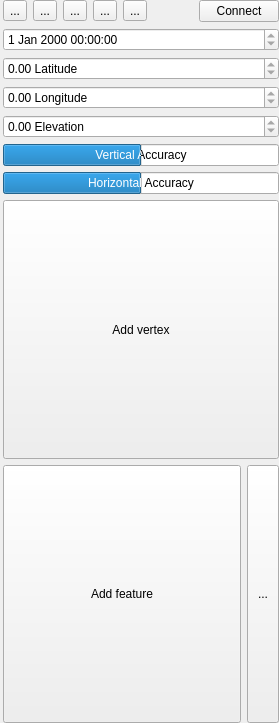
Qt form src/ui/qgsgpsinformationwidgetbase.ui (qgis/QGIS) before a commit.
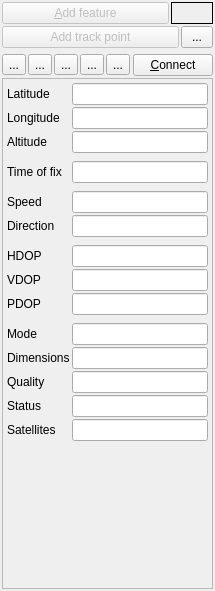
The same form after that commit. The open tabs and pages were chosen to show the change. Icons and pictures are not drawn.

```diff
--- a/src/ui/qgsgpsinformationwidgetbase.ui
+++ b/src/ui/qgsgpsinformationwidgetbase.ui
@@ -6,28 +6,143 @@
    <rect>
     <x>0</x>
     <y>0</y>
-    <width>279</width>
-    <height>723</height>
+    <width>215</width>
+    <height>591</height>
    </rect>
   </property>
   <property name="windowTitle">
    <string>Form</string>
   </property>
   <layout class="QGridLayout" name="gridLayout_4">
-   <property name="leftMargin">
-    <number>3</number>
+   <property name="verticalSpacing">
+    <number>2</number>
    </property>
-   <property name="topMargin">
-    <number>0</number>
+   <property name="margin">
+    <number>2</number>
    </property>
-   <property name="rightMargin">
-    <number>0</number>
-   </property>
-   <property name="bottomMargin">
-    <number>0</number>
-   </property>
-   <item row="0" column="0">
+   <item row="1" column="0">
+    <layout class="QHBoxLayout" name="horizontalLayout_4" stretch="50,0">
+     <property name="spacing">
+      <number>2</number>
+     </property>
+     <property name="sizeConstraint">
+      <enum>QLayout::SetDefaultConstraint</enum>
+     </property>
+     <item>
+      <widget class="QPushButton" name="mBtnCloseFeature">
+       <property name="enabled">
+        <bool>false</bool>
+       </property>
+       <property name="sizePolicy">
+        <sizepolicy hsizetype="Preferred" vsizetype="Fixed">
+         <horstretch>0</horstretch>
+         <verstretch>0</verstretch>
+        </sizepolicy>
+       </property>
+       <property name="text">
+        <string>&amp;Add feature</string>
+       </property>
+      </widget>
+     </item>
+     <item>
+      <widget class="QLabel" name="mLblStatusIndicator">
+       <property name="sizePolicy">
+        <sizepolicy hsizetype="Fixed" vsizetype="Preferred">
+         <horstretch>0</horstretch>
+         <verstretch>0</verstretch>
+        </sizepolicy>
+       </property>
+       <property name="minimumSize">
+        <size>
+         <width>42</width>
+         <height>0</height>
+        </size>
+       </property>
+       <property name="maximumSize">
+        <size>
+         <width>42</width>
+         <height>16777215</height>
+        </size>
+       </property>
+       <property name="toolTip">
+        <string>Quick status indicator:
+green = good or 3D fix
+yellow = good 2D fix
+red = no fix or bad fix
+gray = no data
+
+2D/3D depends on this information being available</string>
+       </property>
+       <property name="frameShape">
+        <enum>QFrame::Box</enum>
+       </property>
+       <property name="text">
+        <string/>
+       </property>
+       <property name="scaledContents">
+        <bool>true</bool>
+       </property>
+      </widget>
+     </item>
+    </layout>
+   </item>
+   <item row="2" column="0">
+    <layout class="QHBoxLayout" name="horizontalLayout_6">
+     <property name="spacing">
+      <number>2</number>
+     </property>
+     <property name="bottomMargin">
+      <number>4</number>
+     </property>
+     <item>
+      <widget class="QPushButton" name="mBtnAddVertex">
+       <property name="enabled">
+        <bool>false</bool>
+       </property>
+       <property name="sizePolicy">
+        <sizepolicy hsizetype="Minimum" vsizetype="Fixed">
+         <horstretch>0</horstretch>
+         <verstretch>0</verstretch>
+        </sizepolicy>
+       </property>
+       <property name="text">
+        <string>Add track point</string>
+       </property>
+      </widget>
+     </item>
+     <item>
+      <widget class="QToolButton" name="mBtnResetFeature">
+       <property name="sizePolicy">
+        <sizepolicy hsizetype="Fixed" vsizetype="Preferred">
+         <horstretch>0</horstretch>
+         <verstretch>0</verstretch>
+        </sizepolicy>
+       </property>
+       <property name="minimumSize">
+        <size>
+         <width>32</width>
+         <height>0</height>
+        </size>
+       </property>
+       <property name="toolTip">
+        <string>Reset track</string>
+       </property>
+       <property name="text">
+        <string>...</string>
+       </property>
+       <property name="icon">
+        <iconset resource="../../images/images.qrc">
+         <normaloff>:/images/themes/default/mActionRotatePointSymbols.png</normaloff>:/images/themes/default/mActionRotatePointSymbols.png</iconset>
+       </property>
+      </widget>
+     </item>
+    </layout>
+   </item>
+   <item row="3" column="0">
     <layout class="QHBoxLayout" name="horizontalLayout_2">
+     <property name="spacing">
+      <number>2</number>
+     </property>
      <item>
       <widget class="QToolButton" name="mBtnPosition">
        <property name="text">
@@ -105,7 +220,7 @@
         </sizepolicy>
        </property>
        <property name="text">
-        <string>Connect</string>
+        <string>&amp;Connect</string>
        </property>
        <property name="checkable">
         <bool>true</bool>
@@ -114,155 +229,374 @@
      </item>
     </layout>
    </item>
-   <item row="1" column="0">
+   <item row="4" column="0">
     <widget class="QStackedWidget" name="mStackedWidget">
      <property name="currentIndex">
       <number>0</number>
      </property>
      <widget class="QWidget" name="stackedWidgetPage1">
-      <layout class="QGridLayout" name="gridLayout_2">
+      <layout class="QGridLayout" name="gridLayout_11">
        <property name="margin">
         <number>0</number>
        </property>
        <item row="0" column="0">
-        <widget class="QDateTimeEdit" name="mDateTime">
-         <property name="readOnly">
+        <widget class="QScrollArea" name="scrollArea_2">
+         <property name="widgetResizable">
           <bool>true</bool>
          </property>
-        </widget>
-       </item>
-       <item row="1" column="0">
-        <widget class="QDoubleSpinBox" name="mSpinLatitude">
-         <property name="readOnly">
-          <bool>true</bool>
-         </property>
-         <property name="suffix">
-          <string> Latitude</string>
-         </property>
-         <property name="minimum">
-          <double>-90.000000000000000</double>
-         </property>
-         <property name="maximum">
-          <double>90.000000000000000</double>
-         </property>
-        </widget>
-       </item>
-       <item row="2" column="0">
-        <widget class="QDoubleSpinBox" name="mSpinLongitude">
-         <property name="readOnly">
-          <bool>true</bool>
-         </property>
-         <property name="suffix">
-          <string> Longitude</string>
-         </property>
-         <property name="minimum">
-          <double>-180.000000000000000</double>
-         </property>
-         <property name="maximum">
-          <double>180.000000000000000</double>
-         </property>
-        </widget>
-       </item>
-       <item row="3" column="0">
-        <widget class="QDoubleSpinBox" name="mSpinElevation">
-         <property name="readOnly">
-          <bool>true</bool>
-         </property>
-         <property name="suffix">
-          <string> Elevation</string>
-         </property>
-         <property name="maximum">
-          <double>9999.989999999999782</double>
-         </property>
-        </widget>
-       </item>
-       <item row="4" column="0">
-        <widget class="QProgressBar" name="mVerticalAccuracy">
-         <property name="maximum">
-          <number>10</number>
-         </property>
-         <property name="value">
-          <number>5</number>
-         </property>
-         <property name="orientation">
-          <enum>Qt::Horizontal</enum>
-         </property>
-         <property name="textDirection">
-          <enum>QProgressBar::BottomToTop</enum>
-         </property>
-         <property name="format">
-          <string>Vertical Accuracy</string>
-         </property>
-        </widget>
-       </item>
-       <item row="5" column="0">
-        <widget class="QProgressBar" name="mHorizontalAccuracy">
-         <property name="maximum">
-          <number>10</number>
-         </property>
-         <property name="value">
-          <number>5</number>
-         </property>
-         <property name="format">
-          <string>Horizontal Accuracy</string>
-         </property>
-        </widget>
-       </item>
-       <item row="6" column="0">
-        <widget class="QPushButton" name="mBtnAddVertex">
-         <property name="sizePolicy">
-          <sizepolicy hsizetype="Minimum" vsizetype="Expanding">
-           <horstretch>0</horstretch>
-           <verstretch>0</verstretch>
-          </sizepolicy>
-         </property>
-         <property name="text">
-          <string>Add vertex</string>
-         </property>
-        </widget>
-       </item>
-       <item row="7" column="0">
-        <layout class="QHBoxLayout" name="horizontalLayout_4">
-         <item>
-          <widget class="QPushButton" name="mBtnCloseFeature">
-           <property name="sizePolicy">
-            <sizepolicy hsizetype="Minimum" vsizetype="Expanding">
-             <horstretch>0</horstretch>
-             <verstretch>0</verstretch>
-            </sizepolicy>
+         <widget class="QWidget" name="scrollAreaWidgetContents_2">
+          <property name="geometry">
+           <rect>
+            <x>0</x>
+            <y>0</y>
+            <width>209</width>
+            <height>501</height>
+           </rect>
+          </property>
+          <layout class="QGridLayout" name="gridLayout_2">
+           <property name="verticalSpacing">
+            <number>2</number>
            </property>
-           <property name="text">
-            <string>Add feature</string>
+           <property name="margin">
+            <number>2</number>
            </property>
-          </widget>
-         </item>
-         <item>
-          <widget class="QToolButton" name="mBtnResetFeature">
-           <property name="sizePolicy">
-            <sizepolicy hsizetype="Fixed" vsizetype="Expanding">
-             <horstretch>0</horstretch>
-             <verstretch>0</verstretch>
-            </sizepolicy>
-           </property>
-           <property name="minimumSize">
-            <size>
-             <width>32</width>
-             <height>0</height>
-            </size>
-           </property>
-           <property name="toolTip">
-            <string>Reset current feature</string>
-           </property>
-           <property name="text">
-            <string>...</string>
-           </property>
-           <property name="icon">
-            <iconset resource="../../images/images.qrc">
-             <normaloff>:/images/themes/default/mActionRotatePointSymbols.png</normaloff>:/images/themes/default/mActionRotatePointSymbols.png</iconset>
-           </property>
-          </widget>
-         </item>
-        </layout>
+           <item row="4" column="0">
+            <spacer name="verticalSpacer">
+             <property name="orientation">
+              <enum>Qt::Vertical</enum>
+             </property>
+             <property name="sizeHint" stdset="0">
+              <size>
+               <width>20</width>
+               <height>40</height>
+              </size>
+             </property>
+            </spacer>
+           </item>
+           <item row="2" column="0">
+            <layout class="QGridLayout" name="gridLayout_10">
+             <property name="margin">
+              <number>2</number>
+             </property>
+             <property name="spacing">
+              <number>2</number>
+             </property>
+             <item row="0" column="1">
+              <widget class="QLineEdit" name="mTxtLatitude">
+               <property name="toolTip">
+                <string>latitude of position fix (degrees)</string>
+               </property>
+               <property name="readOnly">
+                <bool>true</bool>
+               </property>
+              </widget>
+             </item>
+             <item row="3" column="1">
+              <spacer name="verticalSpacer_2">
+               <property name="orientation">
+                <enum>Qt::Vertical</enum>
+               </property>
+               <property name="sizeType">
+                <enum>QSizePolicy::Fixed</enum>
+               </property>
+               <property name="sizeHint" stdset="0">
+                <size>
+                 <width>20</width>
+                 <height>6</height>
+                </size>
+               </property>
+              </spacer>
+             </item>
+             <item row="1" column="0">
+              <widget class="QLabel" name="mLblLongitude">
+               <property name="text">
+                <string>Longitude</string>
+               </property>
+              </widget>
+             </item>
+             <item row="1" column="1">
+              <widget class="QLineEdit" name="mTxtLongitude">
+               <property name="toolTip">
+                <string>longitude of position fix (degrees)</string>
+               </property>
+               <property name="readOnly">
+                <bool>true</bool>
+               </property>
+              </widget>
+             </item>
+             <item row="2" column="1">
+              <widget class="QLineEdit" name="mTxtAltitude">
+               <property name="toolTip">
+                <string>antenna altitude with respect to geoid (mean sea level)</string>
+               </property>
+               <property name="readOnly">
+                <bool>true</bool>
+               </property>
+              </widget>
+             </item>
+             <item row="2" column="0">
+              <widget class="QLabel" name="mLblAltitude">
+               <property name="text">
+                <string>Altitude</string>
+               </property>
+              </widget>
+             </item>
+             <item row="0" column="0">
+              <widget class="QLabel" name="mLblLatitude">
+               <property name="text">
+                <string>Latitude</string>
+               </property>
+              </widget>
+             </item>
+             <item row="4" column="0">
+              <widget class="QLabel" name="mLblUtcTime">
+               <property name="text">
+                <string>Time of fix</string>
+               </property>
+              </widget>
+             </item>
+             <item row="4" column="1">
+              <widget class="QLineEdit" name="mTxtDateTime">
+               <property name="toolTip">
+                <string>date/time of position fix (UTC)</string>
+               </property>
+               <property name="text">
+                <string/>
+               </property>
+               <property name="readOnly">
+                <bool>true</bool>
+               </property>
+              </widget>
+             </item>
+             <item row="8" column="1">
+              <spacer name="verticalSpacer_4">
+               <property name="orientation">
+                <enum>Qt::Vertical</enum>
+               </property>
+               <property name="sizeType">
+                <enum>QSizePolicy::Fixed</enum>
+               </property>
+               <property name="sizeHint" stdset="0">
+                <size>
+                 <width>20</width>
+                 <height>6</height>
+                </size>
+               </property>
+              </spacer>
+             </item>
+             <item row="6" column="1">
+              <widget class="QLineEdit" name="mTxtSpeed">
+               <property name="toolTip">
+                <string>speed over ground</string>
+               </property>
+               <property name="readOnly">
+                <bool>true</bool>
+               </property>
+              </widget>
+             </item>
+             <item row="6" column="0">
+              <widget class="QLabel" name="mLblSpeed">
+               <property name="toolTip">
+                <string/>
+               </property>
+               <property name="text">
+                <string>Speed</string>
+               </property>
+              </widget>
+             </item>
+             <item row="7" column="1">
+              <widget class="QLineEdit" name="mTxtDirection">
+               <property name="toolTip">
+                <string>track direction (degrees)</string>
+               </property>
+               <property name="readOnly">
+                <bool>true</bool>
+               </property>
+              </widget>
+             </item>
+             <item row="7" column="0">
+              <widget class="QLabel" name="mLblDirection">
+               <property name="toolTip">
+                <string/>
+               </property>
+               <property name="text">
+                <string>Direction</string>
+               </property>
+              </widget>
+             </item>
+             <item row="5" column="1">
+              <spacer name="verticalSpacer_5">
+               <property name="orientation">
+                <enum>Qt::Vertical</enum>
+               </property>
+               <property name="sizeType">
+                <enum>QSizePolicy::Fixed</enum>
+               </property>
+               <property name="sizeHint" stdset="0">
+                <size>
+                 <width>20</width>
+                 <height>6</height>
+                </size>
+               </property>
+              </spacer>
+             </item>
+             <item row="9" column="1">
+              <widget class="QLineEdit" name="mTxtHdop">
+               <property name="toolTip">
+                <string>Horizontal Dilution of Precision</string>
+               </property>
+               <property name="readOnly">
+                <bool>true</bool>
+               </property>
+              </widget>
+             </item>
+             <item row="9" column="0">
+              <widget class="QLabel" name="mLblHdop">
+               <property name="text">
+                <string>HDOP</string>
+               </property>
+              </widget>
+             </item>
+             <item row="10" column="1">
+              <widget class="QLineEdit" name="mTxtVdop">
+               <property name="toolTip">
+                <string>Vertical Dilution of Precision</string>
+               </property>
+               <property name="readOnly">
+                <bool>true</bool>
+               </property>
+              </widget>
+             </item>
+             <item row="10" column="0">
+              <widget class="QLabel" name="mLblVdop">
+               <property name="text">
+                <string>VDOP</string>
+               </property>
+              </widget>
+             </item>
+             <item row="11" column="1">
+              <widget class="QLineEdit" name="mTxtPdop">
+               <property name="toolTip">
+                <string>Position Dilution of Precision</string>
+               </property>
+               <property name="readOnly">
+                <bool>true</bool>
+               </property>
+              </widget>
+             </item>
+             <item row="11" column="0">
+              <widget class="QLabel" name="mLblPdop">
+               <property name="text">
+                <string>PDOP</string>
+               </property>
+              </widget>
+             </item>
+             <item row="12" column="1">
+              <spacer name="verticalSpacer_3">
+               <property name="orientation">
+                <enum>Qt::Vertical</enum>
+               </property>
+               <property name="sizeType">
+                <enum>QSizePolicy::Fixed</enum>
+               </property>
+               <property name="sizeHint" stdset="0">
+                <size>
+                 <width>20</width>
+                 <height>6</height>
+                </size>
+               </property>
+              </spacer>
+             </item>
+             <item row="13" column="1">
+              <widget class="QLineEdit" name="mTxtFixMode">
+               <property name="toolTip">
+                <string>GPS receiver configuration 2D/3D mode: Automatic or Manual</string>
+               </property>
+               <property name="readOnly">
+                <bool>true</bool>
+               </property>
+              </widget>
+             </item>
+             <item row="13" column="0">
+              <widget class="QLabel" name="mLblFixMode">
+               <property name="text">
+                <string>Mode</string>
+               </property>
+              </widget>
+             </item>
+             <item row="14" column="1">
+              <widget class="QLineEdit" name="mTxtFixType">
+               <property name="toolTip">
+                <string>position fix dimensions: 2D, 3D or No fix</string>
+               </property>
+               <property name="readOnly">
+                <bool>true</bool>
+               </property>
+              </widget>
+             </item>
+             <item row="14" column="0">
+              <widget class="QLabel" name="mLblFixType">
+               <property name="text">
+                <string>Dimensions</string>
+               </property>
+              </widget>
+             </item>
+             <item row="15" column="1">
+              <widget class="QLineEdit" name="mTxtQuality">
+               <property name="toolTip">
+                <string>quality of the position fix: Differential, Non-differential or No position</string>
+               </property>
+               <property name="readOnly">
+                <bool>true</bool>
+               </property>
+              </widget>
+             </item>
+             <item row="15" column="0">
+              <widget class="QLabel" name="mLblQuality">
+               <property name="text">
+                <string>Quality</string>
+               </property>
+              </widget>
+             </item>
+             <item row="16" column="1">
+              <widget class="QLineEdit" name="mTxtStatus">
+               <property name="toolTip">
+                <string>position fix status: Valid or Invalid</string>
+               </property>
+               <property name="readOnly">
+                <bool>true</bool>
+               </property>
+              </widget>
+             </item>
+             <item row="16" column="0">
+              <widget class="QLabel" name="mLblStatus">
+               <property name="text">
+                <string>Status</string>
+               </property>
+              </widget>
+             </item>
+             <item row="17" column="1">
+              <widget class="QLineEdit" name="mTxtSatellitesUsed">
+               <property name="toolTip">
+                <string>number of satellites used in the position fix</string>
+               </property>
+               <property name="readOnly">
+                <bool>true</bool>
+               </property>
+              </widget>
+             </item>
+             <item row="17" column="0">
+              <widget class="QLabel" name="mLblSatellitesUsed">
+               <property name="text">
+                <string>Satellites</string>
+               </property>
+              </widget>
+             </item>
+            </layout>
+           </item>
+          </layout>
+         </widget>
+        </widget>
        </item>
       </layout>
      </widget>
@@ -488,81 +822,6 @@
              </layout>
             </widget>
            </item>
-           <item row="2" column="0">
-            <widget class="QGroupBox" name="groupBox_2">
-             <property name="title">
-              <string>GPS digitizing</string>
-             </property>
-             <layout class="QGridLayout" name="gridLayout_9">
-              <item row="0" column="0">
-               <widget class="QCheckBox" name="mCbxAutoAddVertices">
-                <property name="text">
-                 <string>Auto-add vertices</string>
-                </property>
-               </widget>
-              </item>
-             </layout>
-            </widget>
-           </item>
-           <item row="3" column="0">
-            <widget class="QGroupBox" name="groupBox">
-             <property name="title">
-              <string>GPS map recenter</string>
-             </property>
-             <layout class="QGridLayout" name="gridLayout_8">
-              <item row="1" column="0">
-               <widget class="QRadioButton" name="radRecenterWhenNeeded">
-                <property name="text">
-                 <string>when leaving extents</string>
-                </property>
-               </widget>
-              </item>
-              <item row="2" column="0">
-               <widget class="QRadioButton" name="radNeverRecenter">
-                <property name="text">
-                 <string>never</string>
-                </property>
-               </widget>
-              </item>
-              <item row="0" column="0">
-               <widget class="QRadioButton" name="radRecenterMap">
-                <property name="text">
-                 <string>always</string>
-                </property>
-                <property name="checked">
-                 <bool>true</bool>
-                </property>
-               </widget>
-              </item>
-             </layout>
-            </widget>
-           </item>
-           <item row="4" column="0">
-            <widget class="QGroupBox" name="groupBox_3">
-             <property name="title">
-              <string>Track</string>
-             </property>
-             <layout class="QGridLayout" name="gridLayout_11">
-              <item row="0" column="0">
-               <widget class="QPushButton" name="mBtnTrackColour">
-                <property name="styleSheet">
-                 <string/>
-                </property>
-                <property name="text">
-                 <string>Color</string>
-                </property>
-               </widget>
-              </item>
-              <item row="1" column="0">
-               <widget class="QSpinBox" name="mSpinTrackWidth">
-                <property name="suffix">
-                 <string> width</string>
-                </property>
-               </widget>
-              </item>
-             </layout>
-            </widget>
-           </item>
           </layout>
          </widget>
         </widget>
```
Left out of the diff: 536 changed lines with no effect on the pictures.
